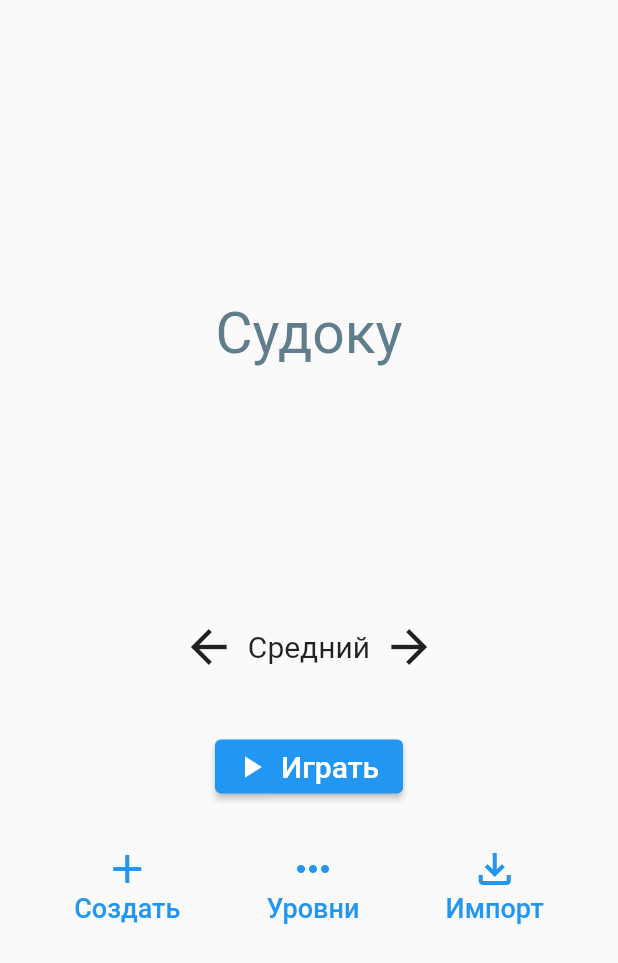
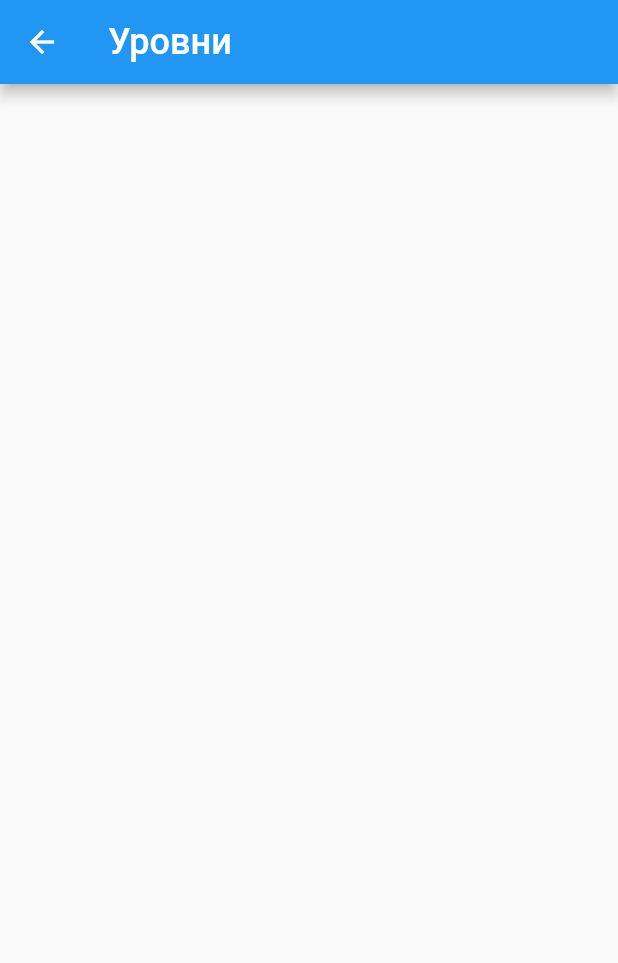
Before and after one commit to lazlo7/Flutter-Sudoku, a Flutter app: the screen it shows after launch, after a tap on "Уровни", on a phone screen of 412 x 824 dp. Shown: the top 963 px of the screen. Run offline on Flutter 3.47's test engine with Material 2 defaults, Android fonts, the phone set to English and light mode, and no system bars.

Commit message:
Added levels widget

```diff
--- a/lib/main.dart
+++ b/lib/main.dart
@@ -1,16 +1,20 @@
 import 'package:flutter/material.dart';
+import 'package:flutter_sudoku/model/sudoku_field_keeper.dart';
 import 'package:flutter_sudoku/ui/sudoku_menu_widget.dart';
 
 void main() {
-  runApp(const App());
+  runApp(App());
 }
 
 class App extends StatelessWidget {
-  const App({super.key});
+  App({super.key});
+
+  final SudokuFieldKeeper fieldKeeper = SudokuFieldKeeper();
 
   @override
   Widget build(BuildContext context) {
-    return const MaterialApp(
-        themeMode: ThemeMode.light, home: SudokuMenuWidget());
+    return MaterialApp(
+        themeMode: ThemeMode.light,
+        home: SudokuMenuWidget(fieldKeeper: fieldKeeper));
   }
 }
--- /dev/null
+++ b/lib/model/sudoku_field_keeper.dart
@@ -0,0 +1,19 @@
+import 'package:flutter_sudoku/model/sudoku_field.dart';
+
+class SudokuFieldKeeper {
+  final List<SudokuField> _fields = [];
+
+  List<SudokuField> get fields => _fields;
+
+  void addField(SudokuField field) {
+    _fields.add(field);
+  }
+
+  SudokuField getField(int index) {
+    return _fields[index];
+  }
+
+  void removeField(int index) {
+    _fields.removeAt(index);
+  }
+}
--- /dev/null
+++ b/lib/ui/sudoku_levels_widget.dart
@@ -0,0 +1,54 @@
+import 'package:flutter/material.dart';
+import 'package:flutter_sudoku/model/sudoku_field.dart';
+
+import '../model/sudoku_field_keeper.dart';
+
+class SudokuLevelsWidget extends StatefulWidget {
+  final SudokuFieldKeeper fieldKeeper;
+
+  const SudokuLevelsWidget({required this.fieldKeeper, super.key});
+
+  @override
+  State<SudokuLevelsWidget> createState() => _SudokuLevelsWidgetState();
+}
+
+class _SudokuLevelsWidgetState extends State<SudokuLevelsWidget> {
+  @override
+  Widget build(BuildContext context) {
+    return Scaffold(
+      appBar:
+          AppBar(title: const Text("Уровни", style: TextStyle(fontSize: 24))),
+      body: ListView.builder(
+          itemCount: widget.fieldKeeper.fields.length,
+          addAutomaticKeepAlives: true,
+          itemBuilder: (context, index) {
+            var sudokuField = widget.fieldKeeper.getField(index);
+
+            return Container(
+                decoration: BoxDecoration(border: Border.all(width: 1)),
+                child: Padding(
+                  padding: const EdgeInsets.all(10),
+                  child: GridView.count(
+                    crossAxisCount: 9,
+                    shrinkWrap: true,
+                    primary: false,
+                    children: List.generate(81, (index) {
+                      final row = index ~/ 9;
+                      final col = index % 9;
+                      final cellValue = sudokuField.field[row][col];
+
+                      return Container(
+                          decoration:
+                              BoxDecoration(border: Border.all(width: 1)),
+                          child: Center(
+                              child: Text(
+                                  cellValue == SudokuField.emptyCellValue
+                                      ? ""
+                                      : cellValue.toString())));
+                    }),
+                  ),
+                ));
+          }),
+    );
+  }
+}
--- a/lib/ui/sudoku_menu_widget.dart
+++ b/lib/ui/sudoku_menu_widget.dart
@@ -1,8 +1,14 @@
 import 'package:flutter/material.dart';
 import 'package:flutter_sudoku/model/sudoku_difficulty.dart';
+import 'package:flutter_sudoku/model/sudoku_field_keeper.dart';
+import 'package:flutter_sudoku/model/sudoku_generator.dart';
+import 'package:flutter_sudoku/ui/sudoku_levels_widget.dart';
+import 'package:flutter_sudoku/ui/sudoku_playable_area_widget.dart';
 
 class SudokuMenuWidget extends StatefulWidget {
-  const SudokuMenuWidget({super.key});
+  const SudokuMenuWidget({required this.fieldKeeper, super.key});
+
+  final SudokuFieldKeeper fieldKeeper;
 
   @override
   State<StatefulWidget> createState() => _SudokuMenuWidgetState();
@@ -51,7 +57,11 @@ class _SudokuMenuWidgetState extends State<SudokuMenuWidget> {
                 icon: Icons.add,
                 label: "Создать"),
             buildLevelButton(
-                onPressed: onLevelsButtonPressed,
+                onPressed: () => Navigator.push(
+                    context,
+                    MaterialPageRoute(
+                        builder: (context) => SudokuLevelsWidget(
+                            fieldKeeper: widget.fieldKeeper))),
                 icon: Icons.more_horiz,
                 label: "Уровни"),
             buildLevelButton(
@@ -89,11 +99,14 @@ class _SudokuMenuWidgetState extends State<SudokuMenuWidget> {
   }
 
   void onPlayButtonPressed() {
-    // TODO: Add level generation here.
-    print("play button pressed");
+    final newField = SudokuGenerator.generate(sudokuDifficulty.clues);
+    widget.fieldKeeper.addField(newField);
+    Navigator.push(
+        context,
+        MaterialPageRoute(
+            builder: (context) => SudokuPlayableAreaWidget(newField)));
   }
 
   void onCreateLevelButtonPressed() {}
-  void onLevelsButtonPressed() {}
   void onImportLevelButtonPressed() {}
 }
```
